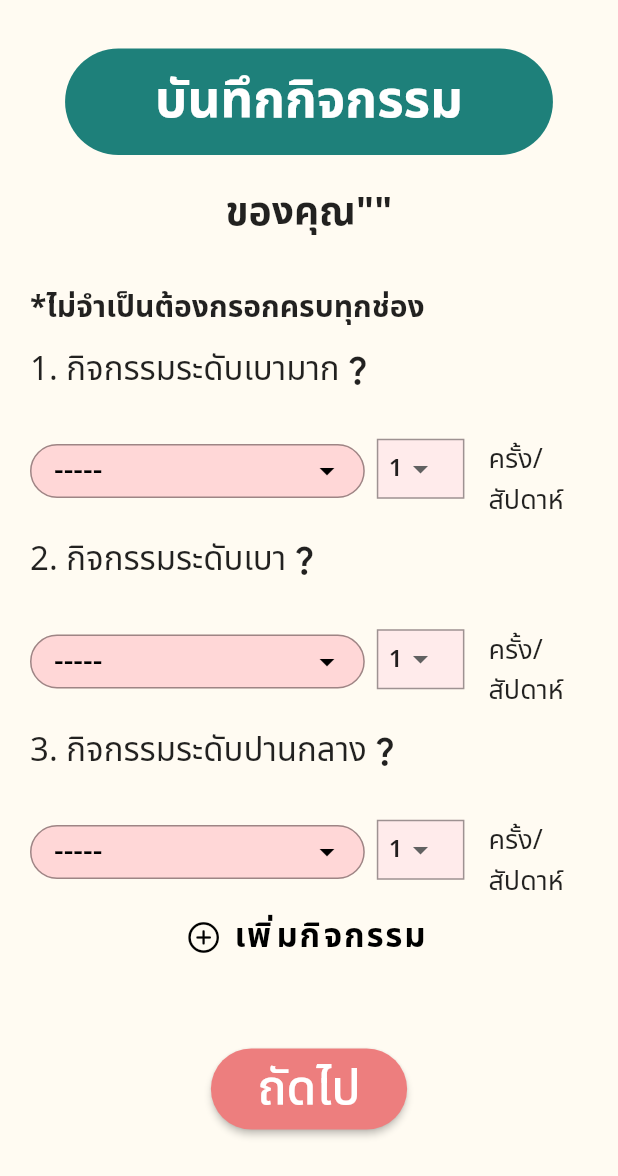
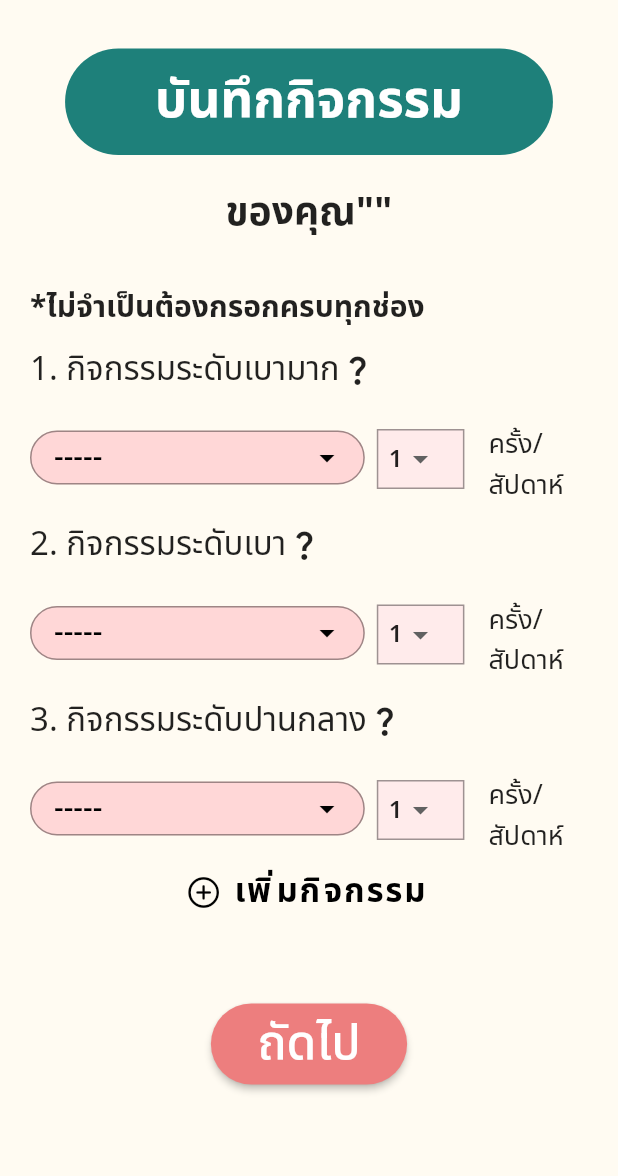
Before and after one commit to AINutritionProject/KinDeeUDee, a Flutter app: the ActivityForm screen opened directly with empty values, on a phone screen of 412 x 824 dp. Shown: the top 1176 px of the screen. Run offline on Flutter 3.47's test engine with Material 2 defaults, Android fonts, the phone set to English and light mode, and no system bars; our stand-ins replace camera, cloud_firestore, csv, dotted_border, email_validator, firebase_auth and 9 more; missing offline and left inert: tflite_flutter; accounts and stored records are empty; project files that could hold a hidden picture were left out.

Commit message:
alignment center -> start

```diff
--- a/lib/pages/information/activity_form.dart
+++ b/lib/pages/information/activity_form.dart
@@ -671,7 +671,7 @@ class _ActivityDisplayState extends State<ActivityDisplay> {
     return Column(
       children: [
         Row(
-          crossAxisAlignment: CrossAxisAlignment.center,
+          crossAxisAlignment: CrossAxisAlignment.start,
           mainAxisAlignment: MainAxisAlignment.spaceEvenly,
           children: [
             Expanded(
@@ -703,7 +703,7 @@ class _ActivityDisplayState extends State<ActivityDisplay> {
             const Expanded(
               flex: 2,
               child: Padding(
-                padding: EdgeInsets.only(left: 8.0, top: 15),
+                padding: EdgeInsets.only(left: 8.0, top: 5),
                 child: Text(
                   "ครั้ง/สัปดาห์",
                   style: TextStyle(fontSize: 18),
```
